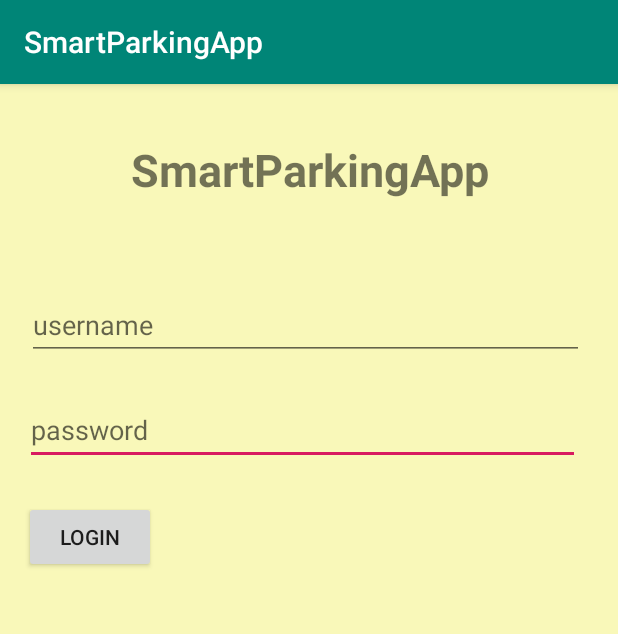
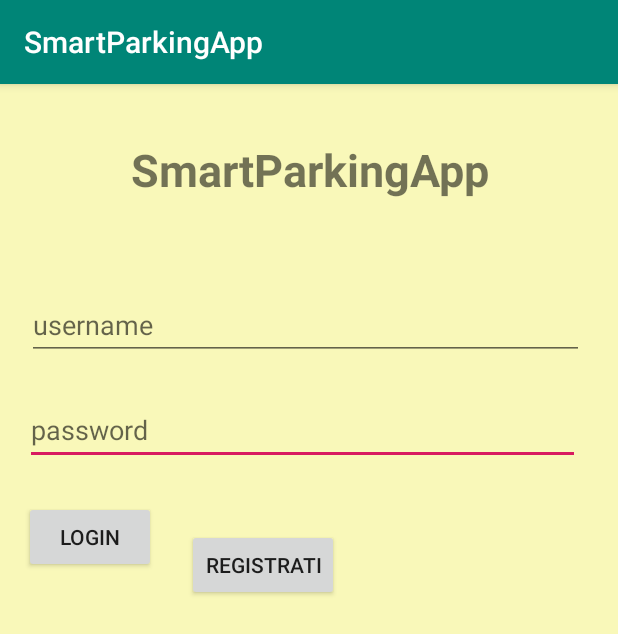
Before and after one commit to ilmissigno/Progetto_Smart_Parking_APP, an Android app: the screen it shows after launch (MainActivity), on a phone screen of 412 x 824 dp. Shown: the top 634 px of the screen. Run offline under Robolectric (Android 15) with nearby library versions, the phone set to English and light mode, and no system bars.

Commit message:
RegistrazioneActivity

```diff
--- a/AndroidProject/app/src/main/java/com/example/smartparkingapp/MainActivity.java
+++ b/AndroidProject/app/src/main/java/com/example/smartparkingapp/MainActivity.java
@@ -31,6 +31,7 @@ public class MainActivity extends AppCompatActivity {
         final EditText username = (EditText)findViewById(R.id.username);
         final EditText password = (EditText)findViewById(R.id.password);
         Button login_button = (Button)findViewById(R.id.login);
+        Button registrati_button = (Button)findViewById(R.id.registrati);
         login_button.setOnClickListener(new View.OnClickListener() {
             @Override
             public void onClick(View v) {
@@ -84,6 +85,13 @@ public class MainActivity extends AppCompatActivity {
                 t.start();
             }
         });
+        registrati_button.setOnClickListener(new View.OnClickListener() {
+            @Override
+            public void onClick(View view) {
+                Intent intent = new Intent(MainActivity.this,RegistrazioneActivity.class);
+                MainActivity.this.startActivity(intent);
+            }
+        });
     }
 
 }
--- a/AndroidProject/app/src/main/res/layout/activity_main.xml
+++ b/AndroidProject/app/src/main/res/layout/activity_main.xml
@@ -80,4 +80,20 @@
         app:layout_constraintStart_toStartOf="parent"
         app:layout_constraintTop_toBottomOf="@+id/textView" />
 
+    <Button
+        android:id="@+id/registrati"
+        android:layout_width="wrap_content"
+        android:layout_height="wrap_content"
+        android:layout_marginStart="27dp"
+        android:layout_marginLeft="27dp"
+        android:layout_marginTop="24dp"
+        android:layout_marginEnd="193dp"
+        android:layout_marginRight="193dp"
+        android:layout_marginBottom="405dp"
+        android:text="Registrati"
+        app:layout_constraintBottom_toBottomOf="parent"
+        app:layout_constraintEnd_toEndOf="parent"
+        app:layout_constraintStart_toEndOf="@+id/login"
+        app:layout_constraintTop_toBottomOf="@+id/password" />
+
 </android.support.constraint.ConstraintLayout>
```
